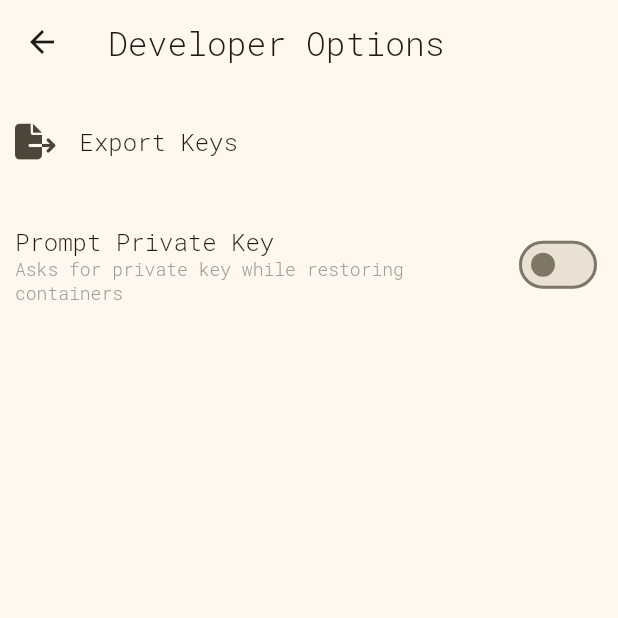
After one commit to NotTheAmmar/memoir, a Flutter app: the DeveloperSettings screen opened by its route, on a phone screen of 412 x 824 dp, the top half of it. The commit adds this screen. Run offline on Flutter 3.47's test engine with Material 3 defaults, Android fonts, the phone set to English and light mode, and no system bars; our stand-ins replace file_picker, flutter_dotenv, font_awesome_flutter, gap, local_auth, permission_handler and 3 more; missing offline and left inert: android_path_provider, cryptography, encrypt, encrypt_shared_preferences, flutter_exit_app, qr_code_scanner and 3 more; accounts and stored records are empty.

Commit message:
Added Flexibility for restoring backups with different private key

```diff
--- a/lib/classes/encryptor.dart
+++ b/lib/classes/encryptor.dart
@@ -149,15 +149,15 @@ abstract final class Encryptor {
 
   /// Decodes the base64 data back to json then
   /// decrypts the encrypted AES Key using RSA
-  /// (uses the device private key to decrypt),
+  /// (uses the device private key to decrypt, if no private key is provided),
   /// then decrypts the encrypted data using AES
-  static String decryptFile(String data) {
+  static String decryptFile(String data, String? privateKey) {
     final Uint8List encryptedDataBytes = base64Decode(data);
     final String encryptedData = utf8.decode(encryptedDataBytes);
 
     final Map jsonData = json.decode(encryptedData);
 
-    Uint8List privateKeyBytes = base64Decode(UserPreferences.privateKey);
+    Uint8List privateKeyBytes = base64Decode(privateKey ?? UserPreferences.privateKey);
     final String aesKey64 = rsa.decrypt(
       jsonData["key"],
       _rsaHelper.parsePrivateKeyFromPem(utf8.decode(privateKeyBytes)),
--- a/lib/classes/routes.dart
+++ b/lib/classes/routes.dart
@@ -28,6 +28,9 @@ abstract final class Routes {
   /// [BackupRestoreSettings] Route
   static const String backupRestoreSettings = "/settings/backupRestore";
 
+  /// [DeveloperSettings] Route
+  static const String developerSettings = "/settings/developerSettings";
+
   /// [QRScannerPage] Route
   static const String qrScanner = "/qrScanner";
 }
--- a/lib/classes/storage_keys.dart
+++ b/lib/classes/storage_keys.dart
@@ -47,4 +47,10 @@ abstract final class StorageKey {
 
   /// Password Keep Key
   static const String keepNewPassword = "keepNewPassword";
+
+  /// Is Developer Key
+  static const String isDeveloper = "isDeveloper";
+
+  /// Prompt for Private key
+  static const String promptPrivateKey = "promptPrivateKey";
 }
--- a/lib/classes/user_preferences.dart
+++ b/lib/classes/user_preferences.dart
@@ -204,4 +204,24 @@ abstract final class UserPreferences extends ChangeNotifier {
   static set keepNewPassword(bool value) {
     _storage.setBool(StorageKey.keepNewPassword, value);
   }
+
+  /// If Developer, unlocks the developer settings in the [Settings] page
+  ///
+  /// Default: `false`
+  static bool get isDeveloper => _storage.getBool(StorageKey.isDeveloper);
+
+  static set isDeveloper(bool value) {
+    _storage.setBool(StorageKey.isDeveloper, value);
+  }
+
+  /// Whether to ask for a different private key
+  /// or use the device private key,
+  /// when restoring containers from file
+  ///
+  /// Default: `false`
+  static bool get promptPrivateKey => _storage.getBool(StorageKey.promptPrivateKey);
+
+  static set promptPrivateKey(bool value) {
+    _storage.setBool(StorageKey.promptPrivateKey, value);
+  }
 }
--- /dev/null
+++ b/lib/screens/settings/developer.dart
@@ -0,0 +1,71 @@
+import 'dart:convert';
+import 'dart:io';
+import 'dart:typed_data';
+
+import 'package:android_path_provider/android_path_provider.dart';
+import 'package:flutter/material.dart';
+import 'package:font_awesome_flutter/font_awesome_flutter.dart';
+import 'package:memoir/classes/user_preferences.dart';
+import 'package:memoir/extensions.dart';
+
+/// Developer Options Settings
+class DeveloperSettings extends StatefulWidget {
+  const DeveloperSettings({super.key});
+
+  @override
+  State<DeveloperSettings> createState() => _DeveloperSettingsState();
+}
+
+class _DeveloperSettingsState extends State<DeveloperSettings> {
+  /// Exports the device private and public RSA Keys into a json file
+  Future<void> _exportKeys() async {
+    final String documentsDir = await AndroidPathProvider.documentsPath;
+    File file = await File(
+      "$documentsDir/Memoir/Keys.json",
+    ).create(recursive: true);
+
+    Map<String, String> data = {
+      "Private Key": UserPreferences.privateKey,
+      "Public Key": UserPreferences.publicKey
+    };
+    String jsonData = jsonEncode(data);
+    Uint8List bytes = utf8.encode(jsonData);
+
+    file.writeAsBytes(bytes).then((_) {
+      context.messenger.showSnackBar(const SnackBar(
+        content: Text("Keys Exported"),
+        duration: Duration(seconds: 2),
+        showCloseIcon: true,
+      ));
+    });
+  }
+
+  /// Updates [UserPreferences.promptPrivateKey]
+  void _onPromptPrivatekeyChange(bool value) {
+    setState(() => UserPreferences.promptPrivateKey = value);
+  }
+
+  @override
+  Widget build(BuildContext context) {
+    return Scaffold(
+      appBar: AppBar(title: const Text("Developer Options")),
+      body: Column(
+        children: [
+          ListTile(
+            onTap: _exportKeys,
+            leading: const FaIcon(FontAwesomeIcons.fileExport),
+            title: const Text("Export Keys"),
+          ),
+          SwitchListTile(
+            value: UserPreferences.promptPrivateKey,
+            onChanged: _onPromptPrivatekeyChange,
+            title: const Text("Prompt Private Key"),
+            subtitle: const Text(
+              "Asks for private key while restoring containers",
+            ),
+          )
+        ],
+      ),
+    );
+  }
+}
--- a/pubspec.yaml
+++ b/pubspec.yaml
@@ -2,7 +2,7 @@ name: memoir
 description: "My Personal Password Manager"
 publish_to: "none" # Remove this line if you wish to publish to pub.dev
 
-version: 2.0.0
+version: 2.1.0
 
 environment:
   sdk: ">=3.4.1 <4.0.0"
```
Also changed, not shown: lib/app/app.dart (+9 -24 lines), lib/main.dart (+12 -6 lines), lib/screens/settings/backup_restore.dart (+21 -5 lines), lib/screens/settings/settings.dart (+38 -2 lines), lib/sheets/private_key.dart (added, +106 -0 lines).
